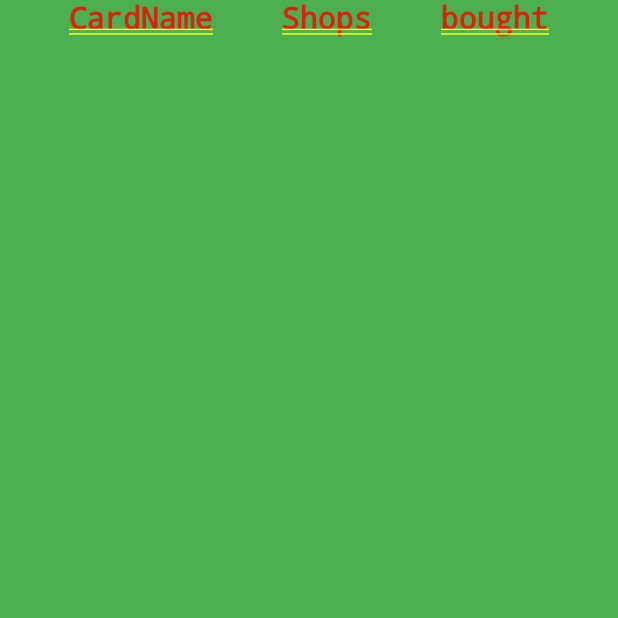
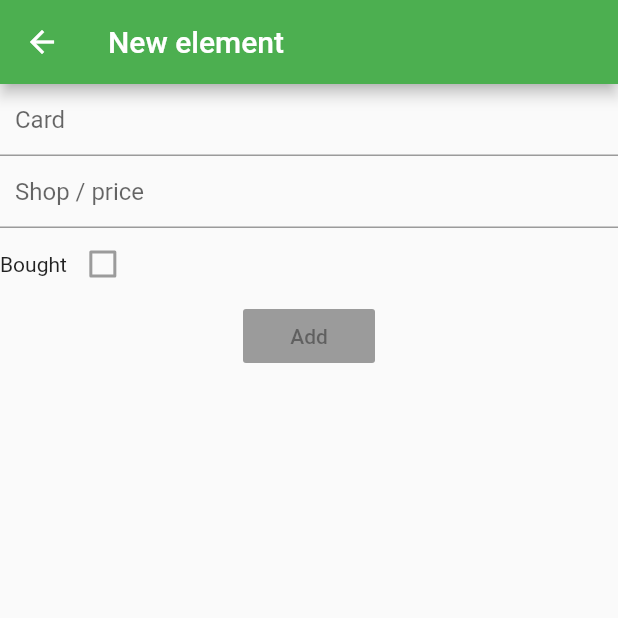
Before and after one commit to Akenaide/aru, a Flutter app: the screen it shows after launch, after a tap on the "add" icon, on a phone screen of 412 x 824 dp, the top half of it. Run offline on Flutter 3.47's test engine with Material 2 defaults, Android fonts, the phone set to English and light mode, and no system bars; our stand-ins replace shared_preferences.

```diff
--- /dev/null
+++ b/lib/add_card.dart
@@ -0,0 +1,41 @@
+import 'package:flutter/material.dart';
+
+class AddElement extends StatelessWidget {
+  final TextStyle _textStyle = new TextStyle(fontSize: 20.0);
+  @override
+  Widget build(BuildContext context) {
+    return new Scaffold(
+      appBar: new AppBar(
+        title: new Text("New element"),
+      ),
+      body: new Center(
+          child: new Column(
+        children: <Widget>[
+          new TextField(
+            decoration: new InputDecoration(
+              hintText: "Card",
+              contentPadding: new EdgeInsets.all(10.0),
+            ),
+          ),
+          new TextField(
+            decoration: new InputDecoration(
+              hintText: "Shop / price",
+              contentPadding: new EdgeInsets.all(10.0),
+            ),
+          ),
+          new Row(
+            children: <Widget>[
+              new Text("Bought"),
+              new Checkbox(
+                value: false,
+              )
+            ],
+          ),
+          new RaisedButton(
+            child: new Text("Add"),
+          )
+        ],
+      )),
+    );
+  }
+}
--- a/lib/main.dart
+++ b/lib/main.dart
@@ -1,7 +1,10 @@
 import 'package:flutter/material.dart';
+import 'package:shared_preferences/shared_preferences.dart';
+import 'dart:developer';
 
 import 'package:aru/card_item.dart';
 import 'package:aru/card.dart';
+import 'package:aru/add_card.dart';
 
 void main() {
   runApp(new MyApp());
@@ -27,7 +30,7 @@ class MyApp extends StatelessWidget {
       ),
       home: new MyHomePage(title: 'Aru'),
       routes: <String, WidgetBuilder>{
-        '/addelement': (BuildContext context) => new _AddElement(),
+        '/addelement': (BuildContext context) => new AddElement(),
       },
     );
   }
@@ -46,60 +49,32 @@ class MyHomePage extends StatefulWidget {
   // Fields in a Widget subclass are always marked "final".
 
   final String title;
-  final List<ShopCard> cardList = [
-    new ShopCard("yay", {"akiba": 41, "magic": 52}, false),
-    new ShopCard("hop", {"akiba": 20, "magic": 18}, true),
-    new ShopCard("yoo", {"akiba": 10, "magic": 5}, false),
-  ];
 
   @override
   _MyHomePageState createState() => new _MyHomePageState();
 }
 
-class _AddElement extends StatelessWidget {
-  final TextStyle _textStyle = new TextStyle(fontSize: 20.0);
+class _MyHomePageState extends State<MyHomePage> {
+  List<ShopCard> cardList = [];
+  _getInitial() async {
+    SharedPreferences prefs = await SharedPreferences.getInstance();
+    List<ShopCard> _cardList = (prefs.get('cards') ?? []);
+    _cardList.addAll([
+      new ShopCard("yay", {"akiba": 41, "magic": 52}, false),
+      new ShopCard("hop", {"akiba": 20, "magic": 18}, true),
+      new ShopCard("yoo", {"akiba": 10, "magic": 5}, false),
+    ]);
+    setState(() {
+      cardList = _cardList;
+    });
+  }
+
   @override
-  Widget build(BuildContext context) {
-    return  new Container(
-            color: Colors.green,
-            child: new Stack(
-              children: <Widget>[
-                new Positioned(
-                  // top: 25.0,
-                  child: new Center(
-                    child: new Row(
-                    mainAxisAlignment: MainAxisAlignment.spaceEvenly,
-                    children: <Widget>[
-                      new Column(
-                        children: <Widget>[
-                          new Text("CardName", style: _textStyle),
-                        ],
-                      ),
-                      new Column(
-                        children: <Widget>[
-                          new Text(
-                            "Shops",
-                            style: _textStyle,
-                          ),
-                        ],
-                      ),
-                      new Column(
-                        children: <Widget>[
-                          new Text(
-                            "bought",
-                            style: _textStyle,
-                          ),
-                        ],
-                      ),
-                    ],
-                  ),
-                ))
-              ],
-            ));
+  void initState() {
+    super.initState();
+    _getInitial();
   }
-}
 
-class _MyHomePageState extends State<MyHomePage> {
   @override
   Widget build(BuildContext context) {
     // This method is rerun every time setState is called, for instance
@@ -120,9 +95,11 @@ class _MyHomePageState extends State<MyHomePage> {
         // Center is a layout widget. It takes a single child and
         // positions it in the middle of the parent.
         child: new Column(
-          children: widget.cardList.map((ShopCard card) {
-            return new CardItem(card);
-          }).toList(),
+          children: cardList.isEmpty
+              ? [new Text("No data")]
+              : cardList.map((ShopCard card) {
+                  return new CardItem(card);
+                }).toList(),
         ),
       ),
       floatingActionButton: new FloatingActionButton(
--- a/pubspec.yaml
+++ b/pubspec.yaml
@@ -4,7 +4,7 @@ description: A new Flutter project.
 dependencies:
   flutter:
     sdk: flutter
-
+  shared_preferences:
 # For information on the generic Dart part of this file, see the
 # following page: https://www.dartlang.org/tools/pub/pubspec
 
```
